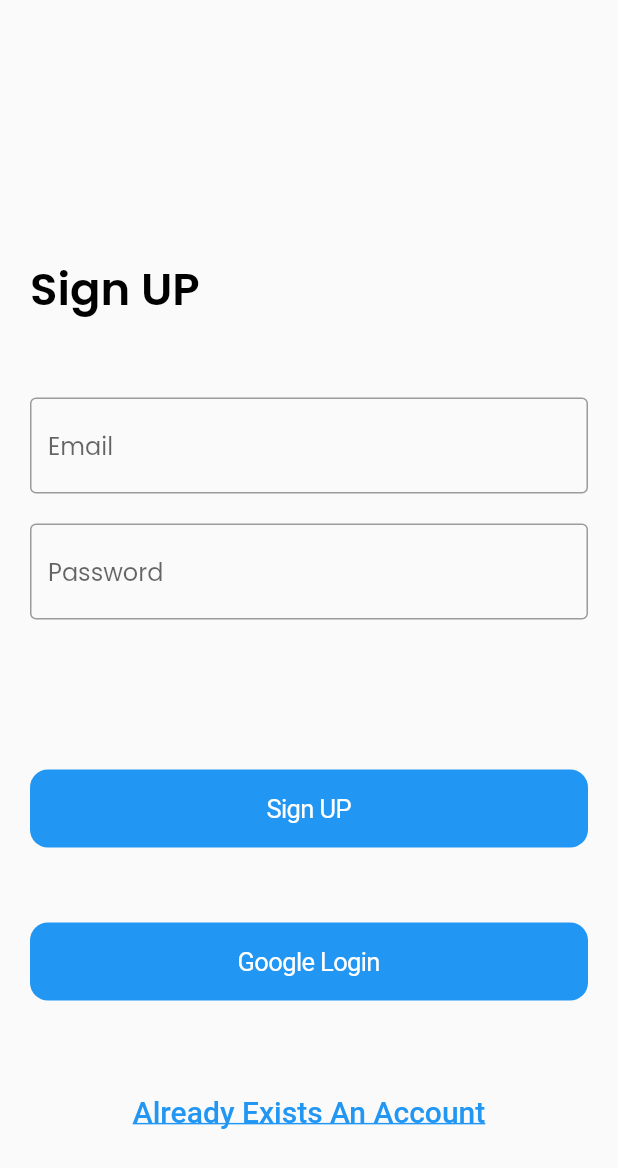
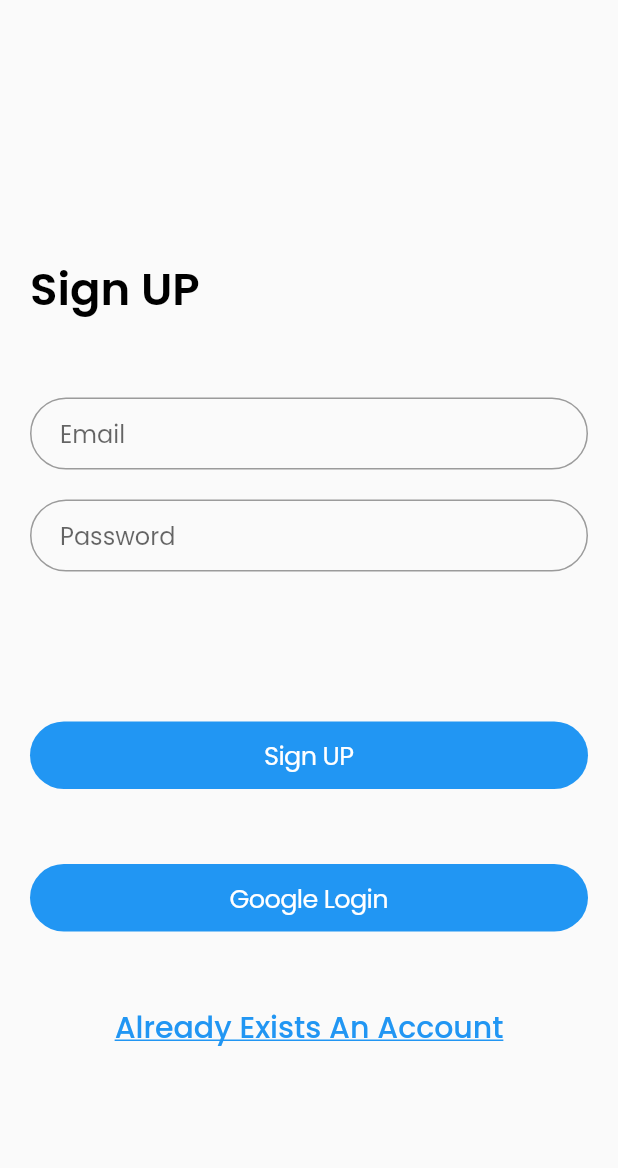
Before and after one commit to UmangKaklotar/firebase_app, a Flutter app: the screen it shows after launch, after a tap on "Sign Up Account", on a phone screen of 412 x 824 dp. Shown: the top 1168 px of the screen. Run offline on Flutter 3.47's test engine with Material 2 defaults, Android fonts, the phone set to English and light mode, and no system bars; our stand-ins replace firebase_auth, firebase_core, google_fonts, google_sign_in; accounts and stored records are empty.

Commit message:
UK || 06/03/2023 02:22 PM

```diff
--- a/lib/main.dart
+++ b/lib/main.dart
@@ -14,6 +14,7 @@ Future<void> main() async {
       theme: ThemeData(
         textTheme: TextTheme(
           bodyText2: GoogleFonts.poppins(color: Colors.black),
+          bodyText1: GoogleFonts.poppins(color: Colors.black),
         ),
       ),
       debugShowCheckedModeBanner: false,
--- a/lib/sign_in.dart
+++ b/lib/sign_in.dart
@@ -52,8 +52,12 @@ class _SignInState extends State<SignIn> {
                     }
                   },
                   style: GoogleFonts.poppins(color: Colors.black),
-                  decoration: const InputDecoration(
-                      border: OutlineInputBorder(), hintText: "Email"),
+                  decoration: InputDecoration(
+                    hintText: "Email",
+                    border: OutlineInputBorder(borderRadius: BorderRadius.circular(30)),
+                    contentPadding: const EdgeInsets.symmetric(vertical: 10, horizontal: 20),
+                    errorStyle: GoogleFonts.poppins(),
+                  ),
                   onSaved: (val) {
                     setState(() {
                       Global.signInEmail = val.toString();
@@ -76,8 +80,12 @@ class _SignInState extends State<SignIn> {
                   },
                   controller: passController,
                   style: GoogleFonts.poppins(color: Colors.black),
-                  decoration: const InputDecoration(
-                      border: OutlineInputBorder(), hintText: "Password"),
+                  decoration: InputDecoration(
+                    border: OutlineInputBorder(borderRadius: BorderRadius.circular(30)),
+                    contentPadding: const EdgeInsets.symmetric(vertical: 10, horizontal: 20),
+                    hintText: "Password",
+                    errorStyle: GoogleFonts.poppins(),
+                  ),
                   onSaved: (val) {
                     setState(() {
                       Global.signInPass = val.toString();
@@ -90,11 +98,16 @@ class _SignInState extends State<SignIn> {
                 (Global.isLogin == true)
                     ? const Center(child: CircularProgressIndicator())
                     : CupertinoButton.filled(
+                        padding: const EdgeInsets.symmetric(vertical: 10),
+                        borderRadius: BorderRadius.circular(30),
                         onPressed: () async {
-                          Global.isLogin = true;
                           if (signInKey.currentState!.validate()) {
                             signInKey.currentState!.save();
                             try {
+                              setState(() {
+                                Global.isLogin = true;
+                              });
+
                               final credential = await FirebaseAuth.instance
                                   .signInWithEmailAndPassword(
                                 email: Global.signInEmail,
@@ -137,16 +150,16 @@ class _SignInState extends State<SignIn> {
                             }
                           }
                         },
-                        child: const Text("Sign in"),
+                        child: Text("Sign in", style: GoogleFonts.poppins(),),
                       ),
                 const SizedBox(
                   height: 100,
                 ),
                 TextButton(
                   onPressed: () => Navigator.pushNamed(context, 'signUp'),
-                  child: const Text(
+                  child: Text(
                     "Sign Up Account",
-                    style: TextStyle(
+                    style: GoogleFonts.poppins(
                       fontSize: 20,
                       decoration: TextDecoration.underline,
                     ),
--- a/lib/sign_up.dart
+++ b/lib/sign_up.dart
@@ -53,8 +53,12 @@ class _SignUpState extends State<SignUp> {
                     }
                   },
                   style: GoogleFonts.poppins(color: Colors.black),
-                  decoration: const InputDecoration(
-                      border: OutlineInputBorder(), hintText: "Email"),
+                  decoration: InputDecoration(
+                    border: OutlineInputBorder(borderRadius: BorderRadius.circular(30)),
+                    contentPadding: const EdgeInsets.symmetric(vertical: 10, horizontal: 20),
+                    errorStyle: GoogleFonts.poppins(),
+                    hintText: "Email",
+                  ),
                   onSaved: (val) {
                     setState(() {
                       Global.signUpEmail = val.toString();
@@ -77,8 +81,12 @@ class _SignUpState extends State<SignUp> {
                   },
                   controller: passController,
                   style: GoogleFonts.poppins(color: Colors.black),
-                  decoration: const InputDecoration(
-                      border: OutlineInputBorder(), hintText: "Password"),
+                  decoration: InputDecoration(
+                    border: OutlineInputBorder(borderRadius: BorderRadius.circular(30)),
+                    contentPadding: const EdgeInsets.symmetric(vertical: 10, horizontal: 20),
+                    errorStyle: GoogleFonts.poppins(),
+                    hintText: "Password",
+                  ),
                   onSaved: (val) {
                     setState(() {
                       Global.signUpPass = val.toString();
@@ -93,11 +101,16 @@ class _SignUpState extends State<SignUp> {
                         child: CircularProgressIndicator(),
                       )
                     : CupertinoButton.filled(
+                        padding: const EdgeInsets.symmetric(vertical: 10),
+                        borderRadius: BorderRadius.circular(30),
                         onPressed: () async {
-                          Global.isLogin = true;
                           if (signUpKey.currentState!.validate()) {
                             signUpKey.currentState!.save();
                             try {
+                              setState(() {
+                                Global.isLogin = true;
+                              });
+
                               final credential = await FirebaseAuth.instance
                                   .createUserWithEmailAndPassword(
                                 email: Global.signUpEmail,
@@ -138,23 +151,25 @@ class _SignUpState extends State<SignUp> {
                             }
                           }
                         },
-                        child: const Text("Sign UP"),
+                        child: Text("Sign UP", style: GoogleFonts.poppins(),),
                       ),
                 const SizedBox(
                   height: 50,
                 ),
                 CupertinoButton.filled(
+                  padding: const EdgeInsets.symmetric(vertical: 10),
+                  borderRadius: BorderRadius.circular(30),
                   onPressed: () {
                     AuthHelper().authGoogle();
                   },
-                  child: const Text("Google Login"),
+                  child: Text("Google Login", style: GoogleFonts.poppins(),),
                 ),
-                const SizedBox(height: 50),
+                const SizedBox(height: 40),
                 TextButton(
                   onPressed: () => Navigator.pop(context),
-                  child: const Text(
+                  child: Text(
                     "Already Exists An Account",
-                    style: TextStyle(
+                    style: GoogleFonts.poppins(
                       fontSize: 20,
                       decoration: TextDecoration.underline,
                     ),
```
